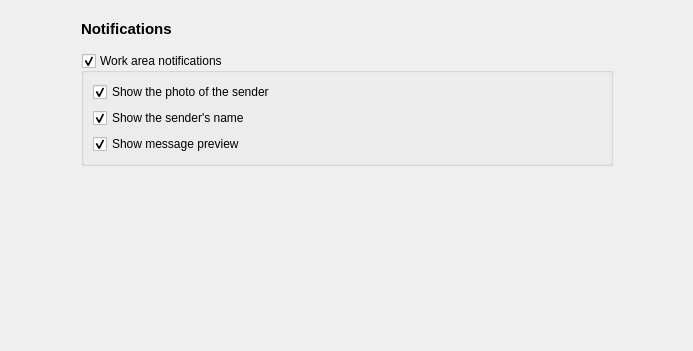
This is zapzap/ui/ui_page_notifications.ui in rafatosta/zapzap as Qt 5 draws it before an edit; both pictures show x 0 to 693 and y 0 to 351 of the 693 by 620 pixel window. The edited form follows.
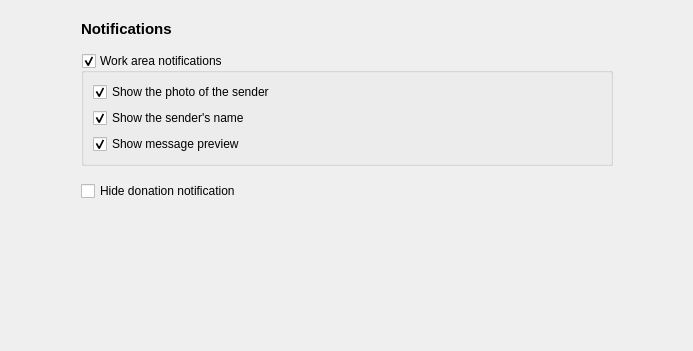
This is the edited form.

Commit message: Hide donation notification

```diff
--- a/zapzap/ui/ui_page_notifications.ui
+++ b/zapzap/ui/ui_page_notifications.ui
@@ -102,6 +102,13 @@
           </layout>
          </widget>
         </item>
+        <item>
+         <widget class="QCheckBox" name="donationMessage">
+          <property name="text">
+           <string>Hide donation notification</string>
+          </property>
+         </widget>
+        </item>
        </layout>
       </widget>
      </item>
```
The commit also changes 3 other files.
